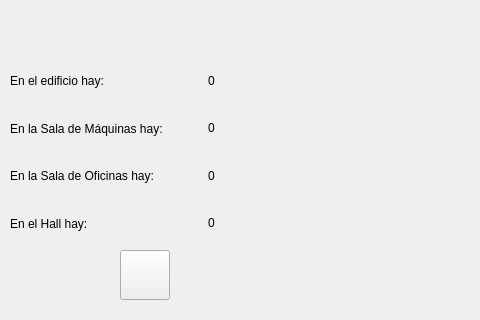
The window that edificiopage.ui (Mati-Mar/AccessIO-GUI) describes before a commit, drawn with Qt 5; both pictures show x 0 to 480 and y 130 to 450 of the 1000 by 600 pixel window.
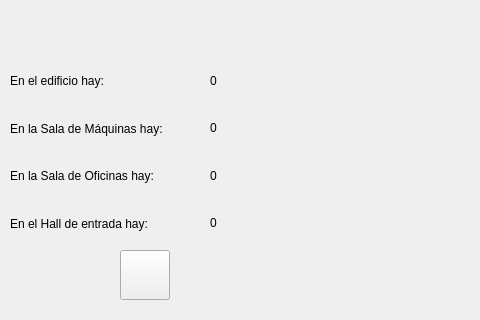
The same window after the commit. Icons and pictures are not drawn.

Patch:
```diff
--- a/edificiopage.ui
+++ b/edificiopage.ui
@@ -61,7 +61,7 @@
       <item>
        <widget class="QLabel" name="maquinasTextLabel">
         <property name="text">
-         <string>En la Sala de Máquinas hay: </string>
+         <string>En la Sala de Máquinas hay:  </string>
         </property>
        </widget>
       </item>
@@ -75,7 +75,7 @@
       <item>
        <widget class="QLabel" name="hallTextLabel">
         <property name="text">
-         <string>En el Hall hay:</string>
+         <string>En el Hall de entrada hay:</string>
         </property>
        </widget>
       </item>
```
